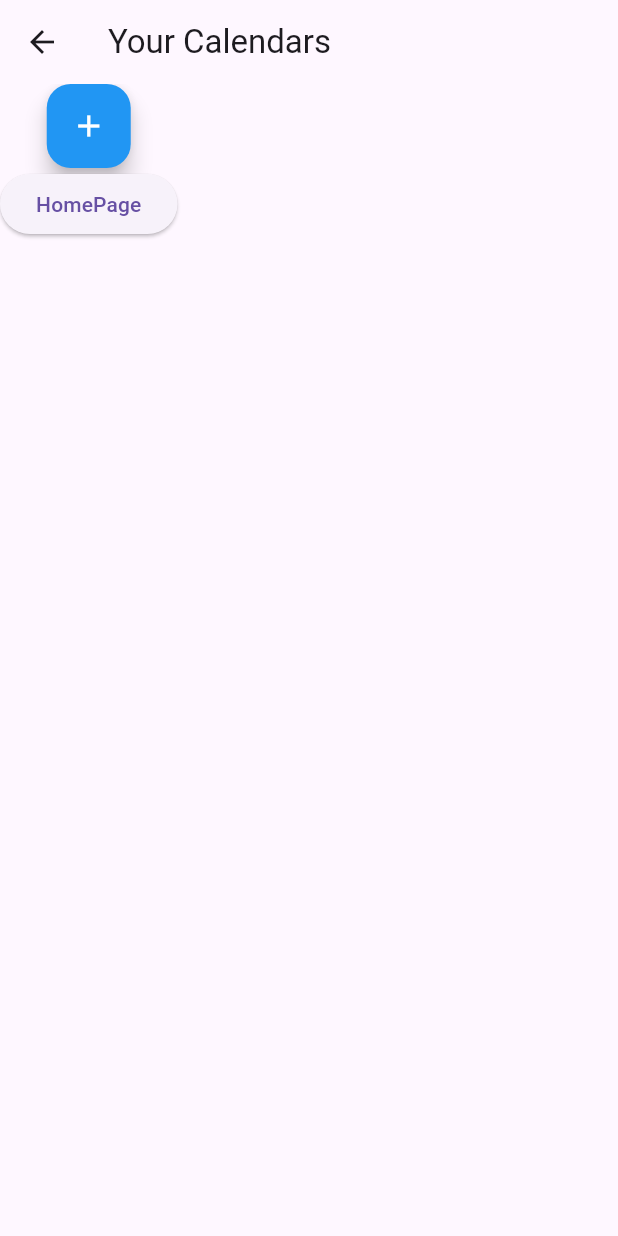
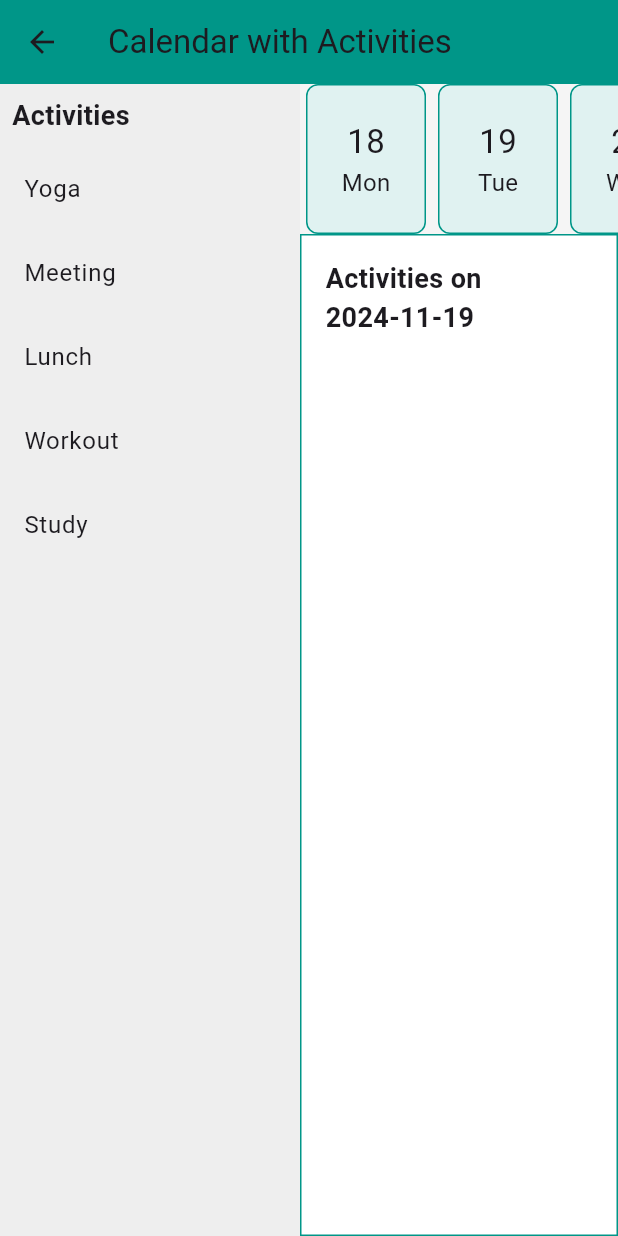
Before and after one commit to hungngodev/TripSync, a Flutter app: the Calendars screen opened directly, on a phone screen of 412 x 824 dp. Run offline on Flutter 3.47's test engine with Material 3 defaults, Android fonts, the phone set to English and light mode, and no system bars; our stand-ins replace bloc, equatable, flutter_bloc, flutter_dotenv, flutter_slidable, sembast and 1 more; missing offline and left inert: dart:html; accounts and stored records are empty.

Commit message:
changes to calendar and fakeData

```diff
--- a/src/frontend/lib/pages/Calendars.dart
+++ b/src/frontend/lib/pages/Calendars.dart
@@ -2,29 +2,198 @@ import 'package:flutter/material.dart';
 import 'package:flutter_application/pages/Home.dart';
 import 'package:flutter_application/pages/createcalendar.dart';
 
-class Calendars extends StatelessWidget {
+class Calendars extends StatefulWidget {
   const Calendars({super.key});
 
+  @override
+  State<Calendars> createState() => _CalendarsState();
+}
+
+class _CalendarsState extends State<Calendars> {
   // ignore: non_constant_identifier_names
   OpenHomePage(context){
-    Navigator.push(context, MaterialPageRoute(builder: (context)=> const Home()));
+    Navigator.push(context, MaterialPageRoute(builder: (context)=>  const HomePage()));
   }
 
   openCreateCalendarPage(context){
     Navigator.push(context, MaterialPageRoute(builder: (context)=> const Createcalendar()));
   }
 
+  final List<String> activities = ["Yoga", "Meeting", "Lunch", "Workout", "Study"];
+  final Map<DateTime, List<String>> calendarActivities = {};
+
+  void addActivityToDate(DateTime date, String activity) {
+    setState(() {
+      calendarActivities.putIfAbsent(date, () => []);
+      calendarActivities[date]!.add(activity);
+    });
+  }
+
   @override
   Widget build(BuildContext context) {
+    final DateTime today = DateTime.now();
+    DateTime selectedDate = today;
+
     return Scaffold(
-      appBar: AppBar(title: const Text("Your Calendars"),),
-      body: Column(
+      appBar: AppBar(
+        title: const Text("Calendar with Activities"),
+        backgroundColor: Colors.teal,
+      ),
+      body: Row(
         children: [
-          FloatingActionButton(onPressed: (){
-            openCreateCalendarPage(context);
-          }, backgroundColor: Colors.blue, child: const Icon(Icons.add, color: Colors.white,)),
-          ElevatedButton(onPressed: () => OpenHomePage(context), child: const Text('HomePage')),]
+          // Sidebar for draggable activities
+          Container(
+            width: 200,
+            color: Colors.grey.shade200,
+            child: Column(
+              crossAxisAlignment: CrossAxisAlignment.start,
+              children: [
+                const Padding(
+                  padding: EdgeInsets.all(8.0),
+                  child: Text(
+                    "Activities",
+                    style: TextStyle(fontSize: 18, fontWeight: FontWeight.bold),
+                  ),
+                ),
+                Expanded(
+                  child: ListView.builder(
+                    itemCount: activities.length,
+                    itemBuilder: (context, index) {
+                      return Draggable<String>(
+                        data: activities[index],
+                        feedback: Material(
+                          color: Colors.transparent,
+                          child: Chip(
+                            label: Text(activities[index]),
+                            backgroundColor: Colors.teal,
+                            labelStyle: const TextStyle(color: Colors.white),
+                          ),
+                        ),
+                        child: ListTile(
+                          title: Text(activities[index]),
+                        ),
+                      );
+                    },
+                  ),
+                ),
+              ],
+            ),
+          ),
+          // Calendar area
+          Expanded(
+            child: Column(
+              children: [
+                CalendarWidget(
+                  onDateSelected: (date) {
+                    setState(() {
+                      selectedDate = date;
+                    });
+                  },
+                ),
+                Expanded(
+                  child: DragTarget<String>(
+                    onAccept: (activity) {
+                      addActivityToDate(selectedDate, activity);
+                    },
+                    builder: (context, candidateData, rejectedData) {
+                      return Container(
+                        padding: const EdgeInsets.all(16),
+                        decoration: BoxDecoration(
+                          color: Colors.white,
+                          border: Border.all(color: Colors.teal),
+                        ),
+                        child: Column(
+                          crossAxisAlignment: CrossAxisAlignment.start,
+                          children: [
+                            Text(
+                              "Activities on ${selectedDate.toLocal().toShortDateString()}",
+                              style: const TextStyle(
+                                  fontSize: 18, fontWeight: FontWeight.bold),
+                            ),
+                            const SizedBox(height: 10),
+                            Expanded(
+                              child: ListView.builder(
+                                itemCount:
+                                    calendarActivities[selectedDate]?.length ??
+                                        0,
+                                itemBuilder: (context, index) {
+                                  return ListTile(
+                                    title: Text(
+                                        calendarActivities[selectedDate]![index]),
+                                  );
+                                },
+                              ),
+                            ),
+                          ],
+                        ),
+                      );
+                    },
+                  ),
+                ),
+              ],
+            ),
+          ),
+        ],
       ),
     );
   }
 }
+
+class CalendarWidget extends StatelessWidget {
+  final Function(DateTime) onDateSelected;
+
+  const CalendarWidget({super.key, required this.onDateSelected});
+
+  @override
+  Widget build(BuildContext context) {
+    final DateTime today = DateTime.now();
+    final daysInWeek = List.generate(7, (index) {
+      return today.add(Duration(days: index - today.weekday + 1));
+    });
+
+    return Container(
+      height: 100,
+      color: Colors.grey.shade100,
+      child: ListView.builder(
+        scrollDirection: Axis.horizontal,
+        itemCount: daysInWeek.length,
+        itemBuilder: (context, index) {
+          final date = daysInWeek[index];
+          return GestureDetector(
+            onTap: () => onDateSelected(date),
+            child: Container(
+              width: 80,
+              margin: const EdgeInsets.symmetric(horizontal: 4),
+              decoration: BoxDecoration(
+                color: Colors.teal.shade50,
+                border: Border.all(color: Colors.teal),
+                borderRadius: BorderRadius.circular(8),
+              ),
+              child: Column(
+                mainAxisAlignment: MainAxisAlignment.center,
+                children: [
+                  Text(
+                    "${date.day}",
+                    style: const TextStyle(fontSize: 22),
+                  ),
+                  Text(
+                    ["Mon", "Tue", "Wed", "Thu", "Fri", "Sat", "Sun"]
+                        [date.weekday - 1],
+                    style: const TextStyle(fontSize: 16),
+                  ),
+                ],
+              ),
+            ),
+          );
+        },
+      ),
+    );
+  }
+}
+
+// Extension for formatting the date as a short string
+extension DateFormatting on DateTime {
+  String toShortDateString() {
+    return "${this.year}-${this.month.toString().padLeft(2, '0')}-${this.day.toString().padLeft(2, '0')}";
+  }
+}
```
Also changed, not shown: src/frontend/lib/fakeData.json (added, +352 -0 lines), src/frontend/lib/main.dart (+8 -8 lines), src/frontend/lib/nagivation.dart (+4 -4 lines), src/frontend/lib/pages/Home.dart (+46 -45 lines), src/frontend/pubspec.yaml (+4 -3 lines), src/frontend/pubspec.lock, 1 other file.
